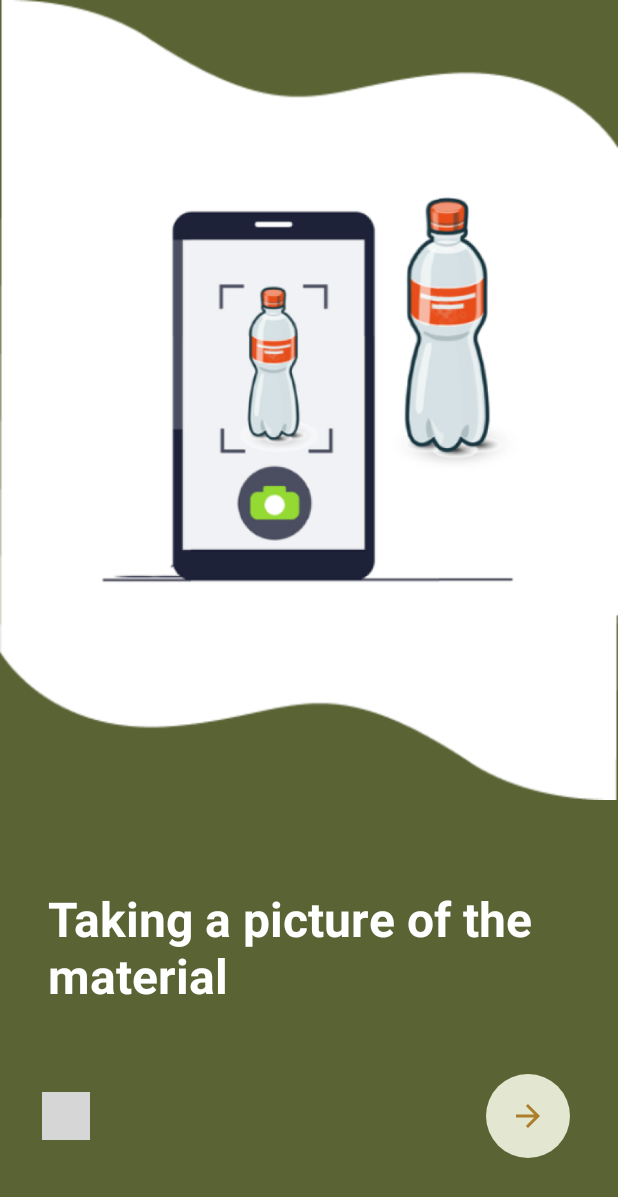
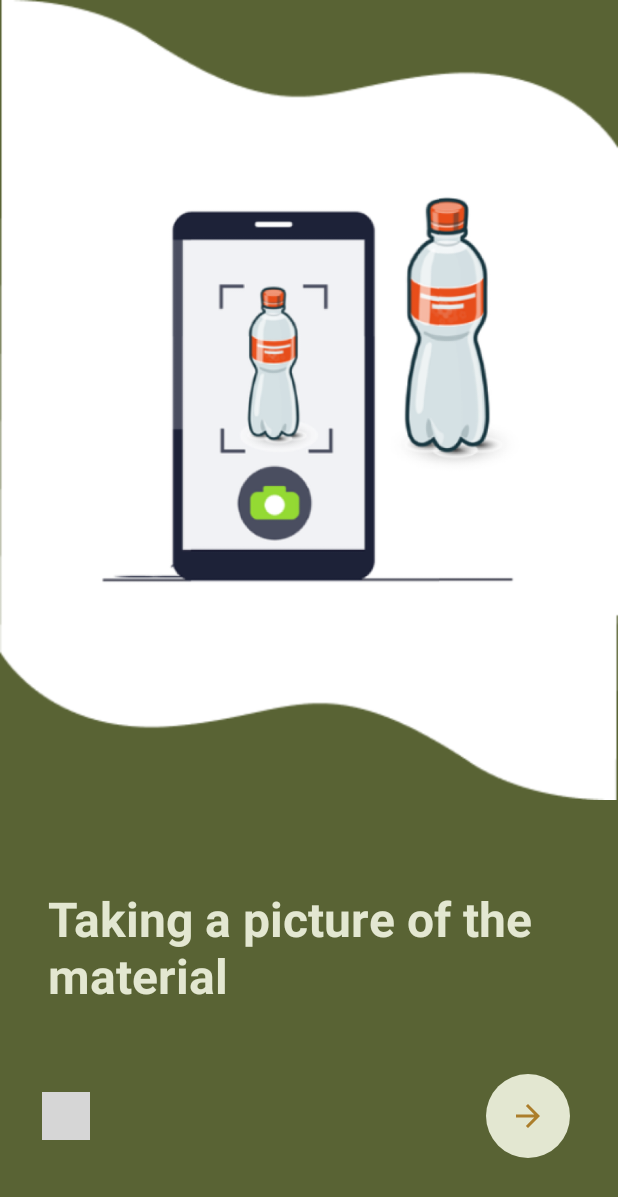
Before and after one commit to EcoTong/EcoTong_Android, an Android app: the screen it shows after launch (MainActivity), after a tap on "Go next", on a phone screen of 412 x 824 dp. Shown: the top 1197 px of the screen. Run offline under Robolectric (Android 15) with nearby library versions, the phone set to English and light mode, and no system bars; our stand-ins replace Dagger/Hilt's generated code, Timber; plain views replace DotsIndicator; 1 statement that could not run was skipped; grey boxes are pictures that could not be loaded.

Commit message:
ToLogin XML
Membuat beberapa style dan string

```diff
--- /dev/null
+++ b/app/src/main/res/layout/fragment_login.xml
@@ -0,0 +1,6 @@
+<?xml version="1.0" encoding="utf-8"?>
+<FrameLayout xmlns:android="http://schemas.android.com/apk/res/android"
+    xmlns:tools="http://schemas.android.com/tools"
+    android:layout_width="match_parent"
+    android:layout_height="match_parent"
+    tools:context=".ui.auth.LoginFragment"/>
--- a/app/src/main/res/layout/fragment_welcome.xml
+++ b/app/src/main/res/layout/fragment_welcome.xml
@@ -64,14 +64,11 @@
 
     <Button
         android:id="@+id/btnStart"
+        android:layout_marginTop="10dp"
+        android:backgroundTint="@color/greensecondary"
+        android:text="Start"
         android:layout_width="350dp"
         android:layout_height="60dp"
-        android:layout_marginTop="20dp"
-        android:backgroundTint="@color/greensecondary"
-        android:text="Start"
-        android:textColor="@color/greenprimary"
-        android:textSize="18dp"
-        android:textStyle="bold"
         app:cornerRadius="12dp"
         app:layout_constraintEnd_toEndOf="parent"
         app:layout_constraintHorizontal_bias="0.491"
--- a/app/src/main/res/layout/fragment_welcome_pager_item.xml
+++ b/app/src/main/res/layout/fragment_welcome_pager_item.xml
@@ -11,7 +11,7 @@
 
     <TextView
         android:id="@+id/tvTitle"
-        style="@style/Big32sp"
+        style="@style/Big32sp.GreenSecondary"
         android:layout_width="0dp"
         android:layout_height="wrap_content"
         android:layout_marginStart="32dp"
--- a/app/src/main/res/navigation/navigation_main.xml
+++ b/app/src/main/res/navigation/navigation_main.xml
@@ -8,5 +8,14 @@
         android:id="@+id/welcomeFragment"
         android:name="id.ac.istts.ecotong.ui.welcome.WelcomeFragment"
         android:label="fragment_welcome"
-        tools:layout="@layout/fragment_welcome" />
+        tools:layout="@layout/fragment_welcome" >
+        <action
+            android:id="@+id/action_welcomeFragment_to_toLoginFragment"
+            app:destination="@id/toLoginFragment" />
+    </fragment>
+    <fragment
+        android:id="@+id/toLoginFragment"
+        android:name="id.ac.istts.ecotong.ui.welcome.ToLoginFragment"
+        android:label="fragment_to_login"
+        tools:layout="@layout/fragment_to_login" />
 </navigation>
```
Also changed, not shown: app/src/main/java/id/ac/istts/ecotong/ui/auth/LoginFragment.kt (added, +26 -0 lines), app/src/main/java/id/ac/istts/ecotong/ui/welcome/ToLoginFragment.kt (added, +24 -0 lines), app/src/main/res/layout/fragment_to_login.xml (added, +84 -0 lines), app/src/main/res/values/strings.xml (+14 -0 lines), app/src/main/res/values/themes.xml (+30 -1 lines), app/src/main/java/id/ac/istts/ecotong/ui/welcome/WelcomeFragment.kt (line endings or trailing spaces).
